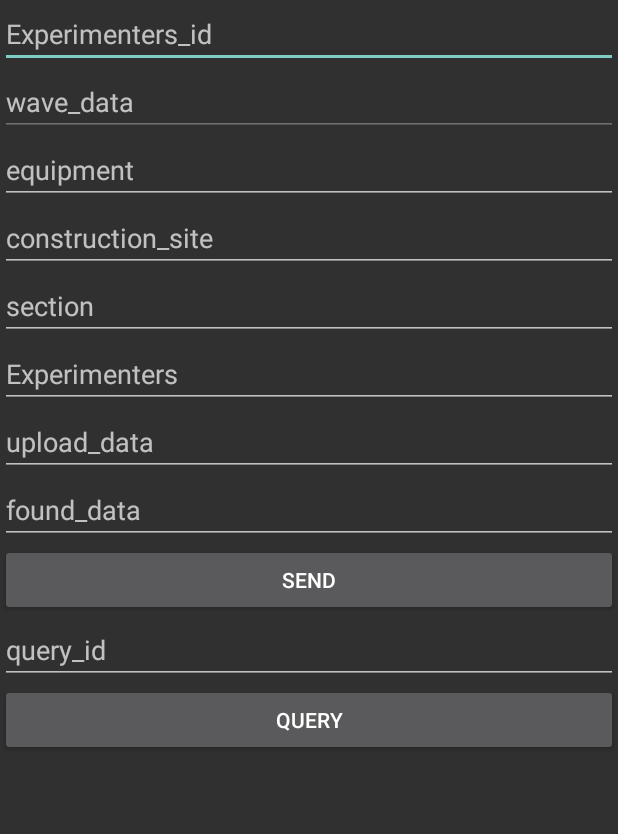
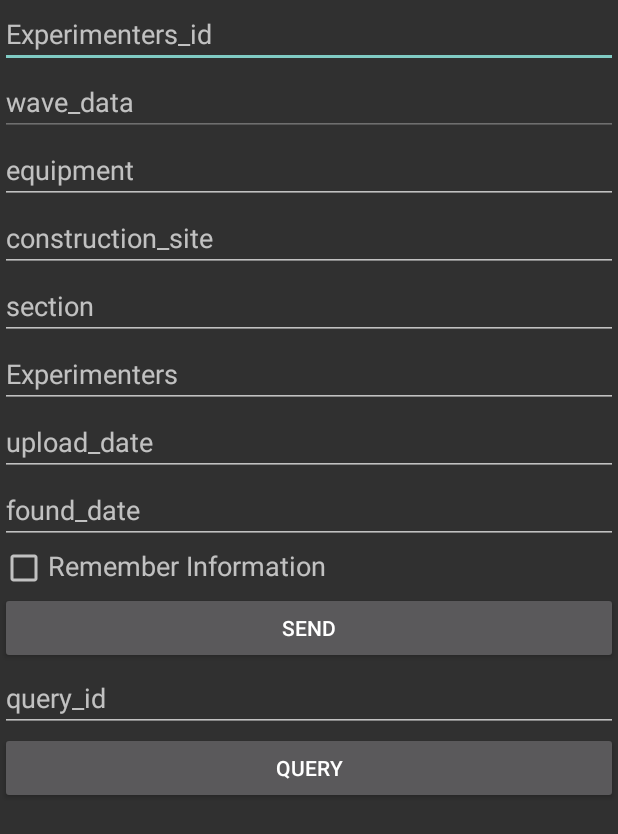
Before and after one commit to jackoftongji/BlueTooth-1, an Android app: the FirstActivity screen opened directly, with no data from a screen before it, after a tap on "SEND", on a phone screen of 412 x 824 dp. Shown: the top 834 px of the screen. Run offline under Robolectric (Android 15) with nearby library versions, the phone set to English and light mode, and no system bars; our stand-ins replace EventBus; 6 statements that could not run were skipped.

Commit message:
自动扫描蓝牙/保存默认信息

```diff
--- a/app/src/main/java/ych/com/bluetooth/bluetooth/BlueToothActivity.java
+++ b/app/src/main/java/ych/com/bluetooth/bluetooth/BlueToothActivity.java
@@ -79,6 +79,9 @@ public class BlueToothActivity extends AppCompatActivity implements BlueToothCon
         intent.addAction(BluetoothAdapter.ACTION_SCAN_MODE_CHANGED);//行动扫描模式改变了
         intent.addAction(BluetoothAdapter.ACTION_STATE_CHANGED);//动作状态发生了变化
         registerReceiver(searchDevices, intent);
+
+        tv_scan.performClick(); //自动开始扫描蓝牙
+
     }
 
 
--- a/app/src/main/java/ych/com/bluetooth/test/FirstActivity.java
+++ b/app/src/main/java/ych/com/bluetooth/test/FirstActivity.java
@@ -3,13 +3,16 @@ package ych.com.bluetooth.test;
 import android.annotation.SuppressLint;
 import android.bluetooth.BluetoothDevice;
 import android.content.Intent;
+import android.content.SharedPreferences;
 import android.os.Bundle;
 import android.os.Handler;
 import android.os.Message;
+import android.preference.PreferenceManager;
 import android.support.v7.app.AppCompatActivity;
 import android.util.Log;
 import android.view.View;
 import android.widget.Button;
+import android.widget.CheckBox;
 import android.widget.EditText;
 import android.widget.Toast;
 import com.google.gson.Gson;
@@ -29,27 +32,31 @@ import ych.com.bluetooth.R;
 import ych.com.bluetooth.bluetooth.BlueToothTool;
 
 public class FirstActivity extends AppCompatActivity {
-    private EditText editText01;
-    private EditText editText02;
-    private EditText editText03;
-    private EditText editText04;
-    private EditText editText05;
-    private EditText editText06;
-    private EditText editText07;
-    private EditText editText08;
-    private EditText editText09;
+    private EditText editTextId;
+    private EditText editTextWaveform;
+    private EditText editTextEquipment;
+    private EditText editTextConstructionSite;
+    private EditText editTextSection;
+    private EditText editTextAuthor;
+    private EditText editTextUploadDate;
+    private EditText editTextFoundDate;
+    private EditText editTextQueryData;
 
     private Button button1;
     private Button button2;
 
     private BluetoothDevice device;
 
+    private SharedPreferences sharedPreferences;
+    private SharedPreferences.Editor editor;
+    private CheckBox rememberInfo;
+
     @SuppressLint("HandlerLeak")
     Handler handler = new Handler(){
         @Override
         public void handleMessage(Message msg) {
             String data = (String)msg.obj;
-            editText02.setText(data);
+            editTextWaveform.setText(data);
         }
     };
 
@@ -68,18 +75,33 @@ public class FirstActivity extends AppCompatActivity {
         button1.setOnClickListener(new View.OnClickListener() {
             @Override
             public void onClick(View view) {
-                String string01 = editText01.getText().toString();
-                long id01 = Long.parseLong(string01);
-                String string02 = editText02.getText().toString();
-                String string03 = editText03.getText().toString();
-                String string04 = editText04.getText().toString();
-                String string05 = editText05.getText().toString();
-                String string06 = editText06.getText().toString();
-                String string07 = editText07.getText().toString();
-                String string08 = editText08.getText().toString();
+                String id = editTextId.getText().toString();
+                long id01 = Long.parseLong(id);
+                String waveform = editTextWaveform.getText().toString();
+                String equipment = editTextEquipment.getText().toString();
+                String constructionSite = editTextConstructionSite.getText().toString();
+                String section = editTextSection.getText().toString();
+                String author = editTextAuthor.getText().toString();
+                String uploadDate = editTextUploadDate.getText().toString();
+                String foundDate = editTextFoundDate.getText().toString();
+
+                editor=sharedPreferences.edit();
+                if (rememberInfo.isChecked()){
+                    editor.putBoolean("remember_info",true);
+                    editor.putString("equipment",equipment);
+                    editor.putString("constructionSite",constructionSite);
+                    editor.putString("section",section);
+                    editor.putString("author",author);
+                    editor.putString("uploadDate",uploadDate);
+                    editor.putString("foundDate",foundDate);
+                }else {
+                    editor.clear();
+                }
+                editor.apply();
+
                 Retrofit retrofit;
                 //Ultrasound ultrasound = new Ultrasound(20,"0.00 0.01 1.12 1.34","上海","一号段","400km","肖","2019年8月29号","2019年8月29号");
-                Ultrasound ultrasound = new Ultrasound(id01, string02, string03, string04, string05, string06, string07, string08);
+                Ultrasound ultrasound = new Ultrasound(id01, waveform, equipment, constructionSite, section, author, uploadDate, foundDate);
                 Gson gson = new Gson();
                 String obj = gson.toJson(ultrasound);
                 retrofit = new Retrofit.Builder().baseUrl("http://homily.cn:8001/").build();
@@ -110,7 +132,7 @@ public class FirstActivity extends AppCompatActivity {
         button2.setOnClickListener(new View.OnClickListener() {
             @Override
             public void onClick(View v) {
-                String string09 = editText09.getText().toString();
+                String string09 = editTextQueryData.getText().toString();
                 Long id02 = Long.parseLong(string09);
                 Retrofit retrofit02 = new Retrofit.Builder().baseUrl("http://homily.cn:8001/").build();
                 BookService bookService02 = retrofit02.create(BookService.class);
@@ -164,20 +186,40 @@ public class FirstActivity extends AppCompatActivity {
             }
         });
 
+        sharedPreferences= PreferenceManager.getDefaultSharedPreferences(this);
+        boolean isRemember=sharedPreferences.getBoolean("remember_info",false);
+        if (isRemember){
+            String equipment=sharedPreferences.getString("equipment","");
+            String constructionSite=sharedPreferences.getString("constructionSite","");
+            String section=sharedPreferences.getString("section","");
+            String author=sharedPreferences.getString("author","");
+            String uploadDate=sharedPreferences.getString("uploadDate","");
+            String foundDate=sharedPreferences.getString("foundDate","");
+
+            editTextEquipment.setText(equipment);
+            editTextConstructionSite.setText(constructionSite);
+            editTextSection.setText(section);
+            editTextAuthor.setText(author);
+            editTextUploadDate.setText(uploadDate);
+            editTextFoundDate.setText(foundDate);
+        }
+
     }
 
     private void initView() {
         button1 = (Button) findViewById(R.id.Button_1);
         button2 = (Button) findViewById(R.id.Button_2);
-        editText01 = (EditText) findViewById(R.id.id);
-        editText02 = (EditText) findViewById(R.id.waveform);
-        editText03 = (EditText) findViewById(R.id.construction_site);
-        editText04 = (EditText) findViewById(R.id.section);
-        editText05 = (EditText) findViewById(R.id.mileage);
-        editText06 = (EditText) findViewById(R.id.author);
-        editText07 = (EditText) findViewById(R.id.upload_data);
-        editText08 = (EditText) findViewById(R.id.found_data);
-        editText09 = (EditText) findViewById(R.id.query_data);
+        editTextId = (EditText) findViewById(R.id.id);
+        editTextWaveform = (EditText) findViewById(R.id.waveform);
+        editTextEquipment = (EditText) findViewById(R.id.equipment);
+        editTextConstructionSite = (EditText) findViewById(R.id.construction_site);
+        editTextSection = (EditText) findViewById(R.id.section);
+        editTextAuthor = (EditText) findViewById(R.id.author);
+        editTextUploadDate = (EditText) findViewById(R.id.upload_date);
+        editTextFoundDate = (EditText) findViewById(R.id.found_date);
+        editTextQueryData = (EditText) findViewById(R.id.query_data);
+
+        rememberInfo=(CheckBox)findViewById(R.id.remember_info);
     }
 
     private void initLayout() {
--- a/app/src/main/res/layout/first_layout.xml
+++ b/app/src/main/res/layout/first_layout.xml
@@ -25,19 +25,19 @@
                 android:hint="wave_data"
                 />
             <EditText
-                android:id="@+id/construction_site"
+                android:id="@+id/equipment"
                 android:layout_width="match_parent"
                 android:layout_height="wrap_content"
                 android:hint="equipment"
                 />
             <EditText
-                android:id="@+id/section"
+                android:id="@+id/construction_site"
                 android:layout_width="match_parent"
                 android:layout_height="wrap_content"
                 android:hint="construction_site"
                 />
             <EditText
-                android:id="@+id/mileage"
+                android:id="@+id/section"
                 android:layout_width="match_parent"
                 android:layout_height="wrap_content"
                 android:hint="section"
@@ -49,17 +49,33 @@
                 android:hint="Experimenters"
                 />
             <EditText
-                android:id="@+id/upload_data"
+                android:id="@+id/upload_date"
                 android:layout_width="match_parent"
                 android:layout_height="wrap_content"
-                android:hint="upload_data"
+                android:hint="upload_date"
                 />
             <EditText
-                android:id="@+id/found_data"
+                android:id="@+id/found_date"
                 android:layout_width="match_parent"
                 android:layout_height="wrap_content"
-                android:hint="found_data"
+                android:hint="found_date"
                 />
+
+            <LinearLayout
+                android:layout_width="match_parent"
+                android:layout_height="wrap_content"
+                android:orientation="horizontal">
+                <CheckBox
+                    android:layout_width="wrap_content"
+                    android:layout_height="wrap_content"
+                    android:id="@+id/remember_info"/>
+                <TextView
+                    android:layout_width="wrap_content"
+                    android:layout_height="wrap_content"
+                    android:textSize="18sp"
+                    android:text="Remember Information"/>
+
+            </LinearLayout>
 
             <Button android:id="@+id/Button_1"
                 android:layout_height="wrap_content"
```
